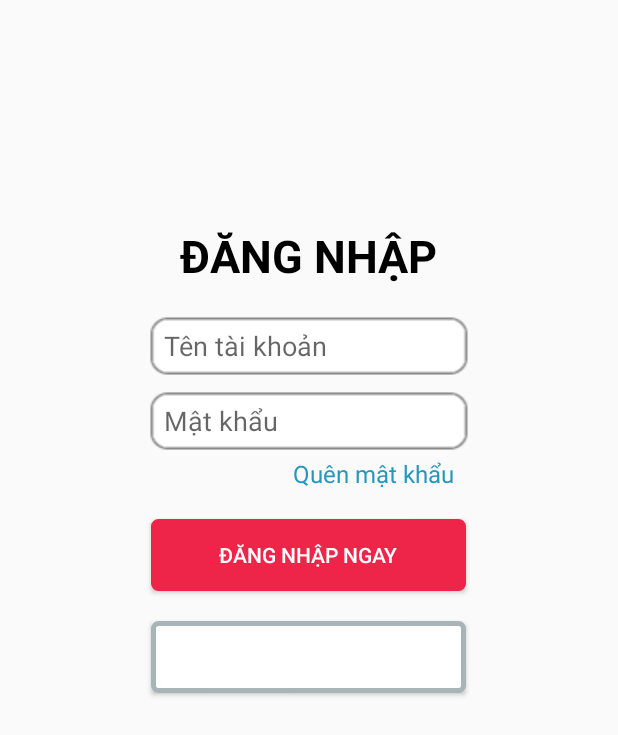
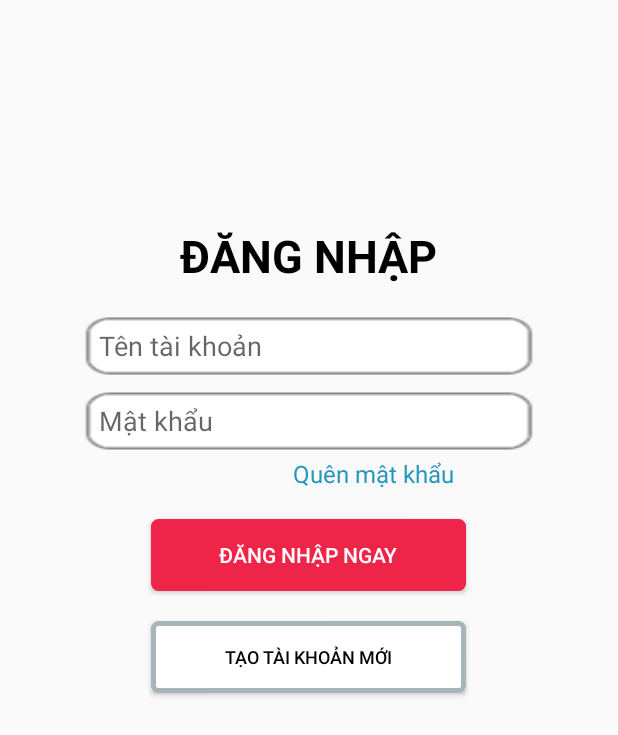
Before and after one commit to luutoan76/AppQLKS, an Android app: the LoginActivity screen opened directly, with no data from a screen before it, on a phone screen of 412 x 824 dp. Shown: the top 735 px of the screen. Run offline under Robolectric (Android 15) with nearby library versions, the phone set to English and light mode, and no system bars.

Commit message:
Chỗ nút chuyển trang đky dnhap nó bị mất chữ nên tui chỉnh lại

```diff
--- a/app/src/main/res/layout/activity_login.xml
+++ b/app/src/main/res/layout/activity_login.xml
@@ -27,7 +27,7 @@
         android:layout_centerHorizontal="true"
         android:textSize="12sp"
 
-        android:textColor="@color/white"
+        android:textColor="@color/black"
         android:background="@drawable/button_border2"
 
         />
@@ -61,7 +61,7 @@
         android:includeFontPadding="true"
         android:paddingLeft="10dp"
         android:id="@+id/edUsername"
-        android:layout_width="wrap_content"
+        android:layout_width="300dp"
         android:layout_height="wrap_content"
         android:ems="10"
         android:inputType="textPersonName"
@@ -79,7 +79,7 @@
         android:includeFontPadding="true"
         android:paddingLeft="10dp"
         android:id="@+id/edPassword"
-        android:layout_width="wrap_content"
+        android:layout_width="300dp"
         android:layout_height="wrap_content"
         android:ems="10"
         android:inputType="textPassword"
--- a/app/src/main/res/layout/activity_register.xml
+++ b/app/src/main/res/layout/activity_register.xml
@@ -30,7 +30,7 @@
         android:layout_centerHorizontal="true"
         android:textSize="8sp"
 
-        android:textColor="@color/white"
+        android:textColor="@color/black"
         android:background="@drawable/button_border2"
         />
 
```
